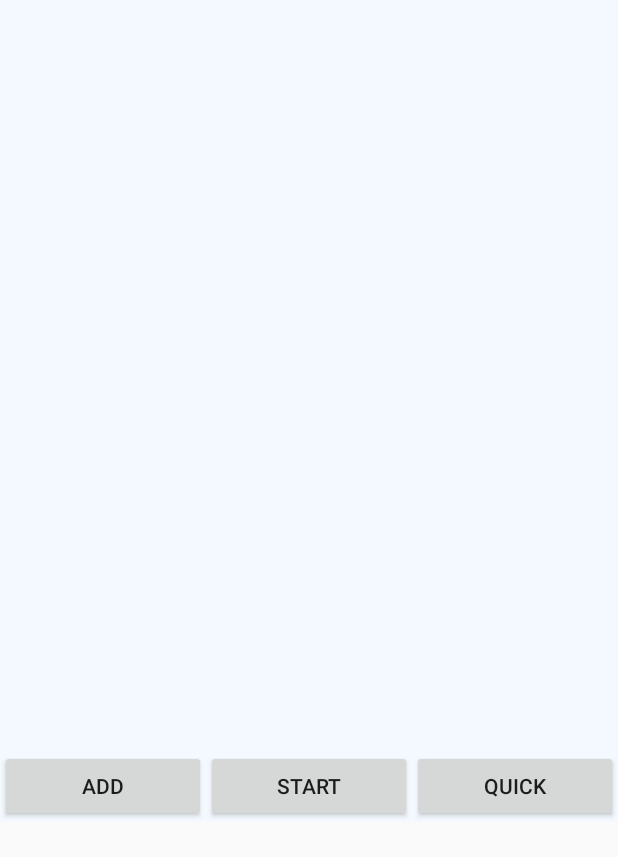
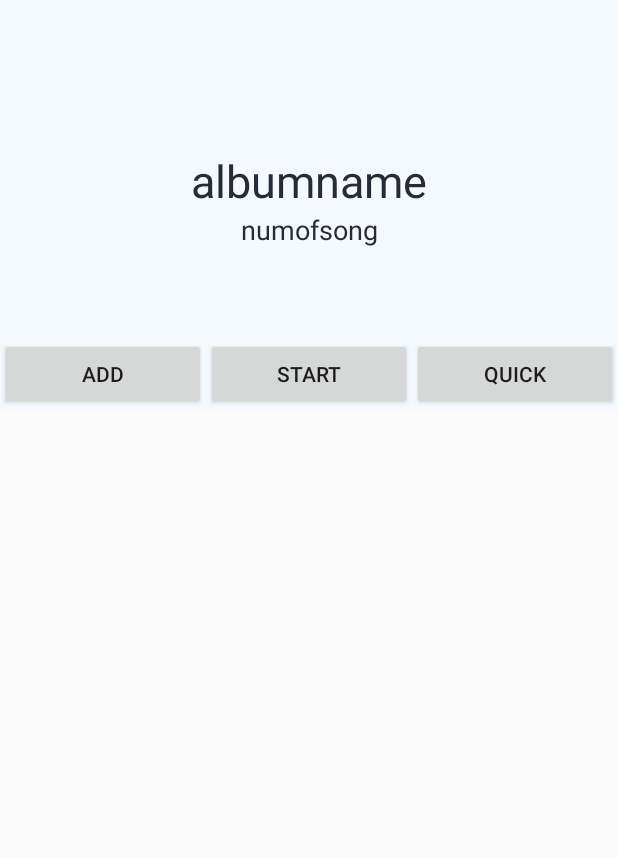
Before and after one commit to klloo/HeungR, an Android app: the screen it shows after launch (MainActivity), on a phone screen of 412 x 824 dp. Shown: the top 857 px of the screen. Run offline under Robolectric (Android 15) with nearby library versions, the phone set to English and light mode, and no system bars; libraries missing offline, so code that uses them is left out: com.yarolegovich.discretescrollview, es.dmoral.toasty; plain views replace DiscreteScrollView; 9 statements that could not run were skipped.

Commit message:
메인화면 누르면 바로이동

```diff
--- a/app/build.gradle
+++ b/app/build.gradle
@@ -65,4 +65,6 @@ dependencies {
 
     //Toast
     implementation 'com.github.GrenderG:Toasty:1.4.2'
+
+
 }
--- a/app/src/main/java/com/midisheetmusic/MainActivity.java
+++ b/app/src/main/java/com/midisheetmusic/MainActivity.java
@@ -6,6 +6,7 @@ import android.os.Bundle;
 import android.os.Environment;
 import android.view.View;
 import android.widget.Button;
+import android.widget.TextView;
 import android.widget.Toast;
 
 import androidx.annotation.NonNull;
@@ -31,7 +32,8 @@ public class MainActivity extends AppCompatActivity implements DiscreteScrollVie
     ArrayList<Data> data = new ArrayList<>();
 
     Data currentData = null;
-
+    TextView albumname;
+    TextView numberofSong;
 
     public void setAlbum(){
 
@@ -78,7 +80,8 @@ public class MainActivity extends AppCompatActivity implements DiscreteScrollVie
         Button quickBtn = findViewById(R.id.quickBtn);
 
         Button start = findViewById(R.id.gogobtn);
-
+        albumname = findViewById(R.id.albumname);
+        numberofSong = findViewById(R.id.numofsong);
 
 
         addBtn.setOnClickListener(new View.OnClickListener() {
@@ -97,7 +100,8 @@ public class MainActivity extends AppCompatActivity implements DiscreteScrollVie
                 startActivity(intent);
             }
         });
-        start.setOnClickListener(new View.OnClickListener() {
+        start.setOnClickListener(
+                new View.OnClickListener() {
             @Override
             public void onClick(View view) {
 
@@ -116,6 +120,13 @@ public class MainActivity extends AppCompatActivity implements DiscreteScrollVie
             }
         });
 
+    }
+
+    public void go(){
+        Intent intent = new Intent(getApplicationContext(),ChooseSongActivity.class);
+
+        intent.putExtra("folderName",currentData.title);
+        startActivity(intent);
     }
 
     //새로 추가한 폴더명과 사진을 리스트에 추가하기
@@ -139,6 +150,9 @@ public class MainActivity extends AppCompatActivity implements DiscreteScrollVie
 
     private void onItemChanged(Data item) {
         currentData = item;
+        albumname.setText(item.getTitle());
+        numberofSong.setText(item.getTracknum()+"");
+
     }
     @Override
     public void onCurrentItemChanged(@Nullable RecyclerView.ViewHolder viewHolder, int position) {
--- a/app/src/main/res/layout/activity_main.xml
+++ b/app/src/main/res/layout/activity_main.xml
@@ -8,12 +8,50 @@
     android:orientation="vertical">
 
 
+    <Space
+        android:layout_width="match_parent"
+        android:layout_height="100dp" />
+
+    <LinearLayout
+        android:layout_width="match_parent"
+        android:layout_height="match_parent"
+        android:orientation="vertical">
+
+        <TextView
+            android:id="@+id/albumname"
+            android:layout_width="match_parent"
+            android:layout_height="wrap_content"
+            android:gravity="center"
+            android:text="albumname"
+            android:textColor="@color/Dark_Sapphire"
+            android:textSize="30sp" />
+
+        <TextView
+            android:id="@+id/numofsong"
+            android:layout_width="match_parent"
+            android:layout_height="wrap_content"
+            android:gravity="center"
+            android:text="numofsong"
+            android:textColor="@color/Dark_Sapphire"
+            android:textSize="18sp" />
+    </LinearLayout>
+
+    <Space
+        android:layout_width="match_parent"
+        android:layout_height="20dp" />
+
     <com.yarolegovich.discretescrollview.DiscreteScrollView
         android:id="@+id/item_picker"
         android:layout_width="match_parent"
-        android:layout_height="500dp"
-        app:dsv_orientation="horizontal" />
+        android:layout_height="wrap_content"
+        app:dsv_orientation="horizontal" >
 
+    </com.yarolegovich.discretescrollview.DiscreteScrollView>
+
+
+    <Space
+        android:layout_width="match_parent"
+        android:layout_height="40dp" />
 
     <LinearLayout
         android:layout_width="match_parent"
--- a/app/src/main/res/values/colors.xml
+++ b/app/src/main/res/values/colors.xml
@@ -33,6 +33,7 @@
     <color name="Smoke_Pine">#3E6257</color>
 
 
-
+    <color name = "Navy_Peony">#223A5E</color>
+    <color name = "Dark_Sapphire">#262B37</color>
 
 </resources>
```
Also changed, not shown: app/src/main/java/com/midisheetmusic/AlbumAdaptor.java (+42 -6 lines), app/src/main/res/layout/item_album_card.xml (+2 -15 lines).
